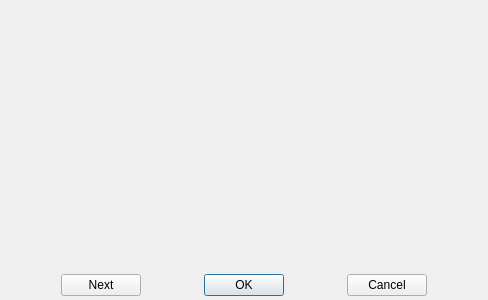
Old version of the form widget/editor/qwmrecordtowstepselector.ui in the repository alleindrach/QWellMan.
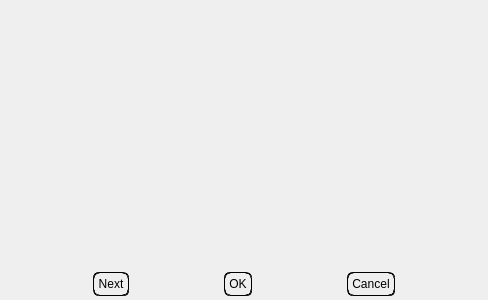
New version of the form.

What changed in the file:
```diff
--- a/widget/editor/qwmrecordtowstepselector.ui
+++ b/widget/editor/qwmrecordtowstepselector.ui
@@ -102,6 +102,10 @@
             <verstretch>0</verstretch>
            </sizepolicy>
           </property>
+          <property name="styleSheet">
+           <string notr="true">color:black;
+border:1px  groove  black;border-radius:6px;padding:4px 4px;</string>
+          </property>
           <property name="text">
            <string>Next</string>
           </property>
@@ -115,6 +119,10 @@
             <verstretch>0</verstretch>
            </sizepolicy>
           </property>
+          <property name="styleSheet">
+           <string notr="true">color:black;
+border:1px  groove  black;border-radius:6px;padding:4px 4px;</string>
+          </property>
           <property name="text">
            <string>OK</string>
           </property>
@@ -134,6 +142,10 @@
             <verstretch>0</verstretch>
            </sizepolicy>
           </property>
+          <property name="styleSheet">
+           <string notr="true">color:black;
+border:1px  groove  black;border-radius:6px;padding:4px 4px;</string>
+          </property>
           <property name="text">
            <string>Cancel</string>
           </property>
```
